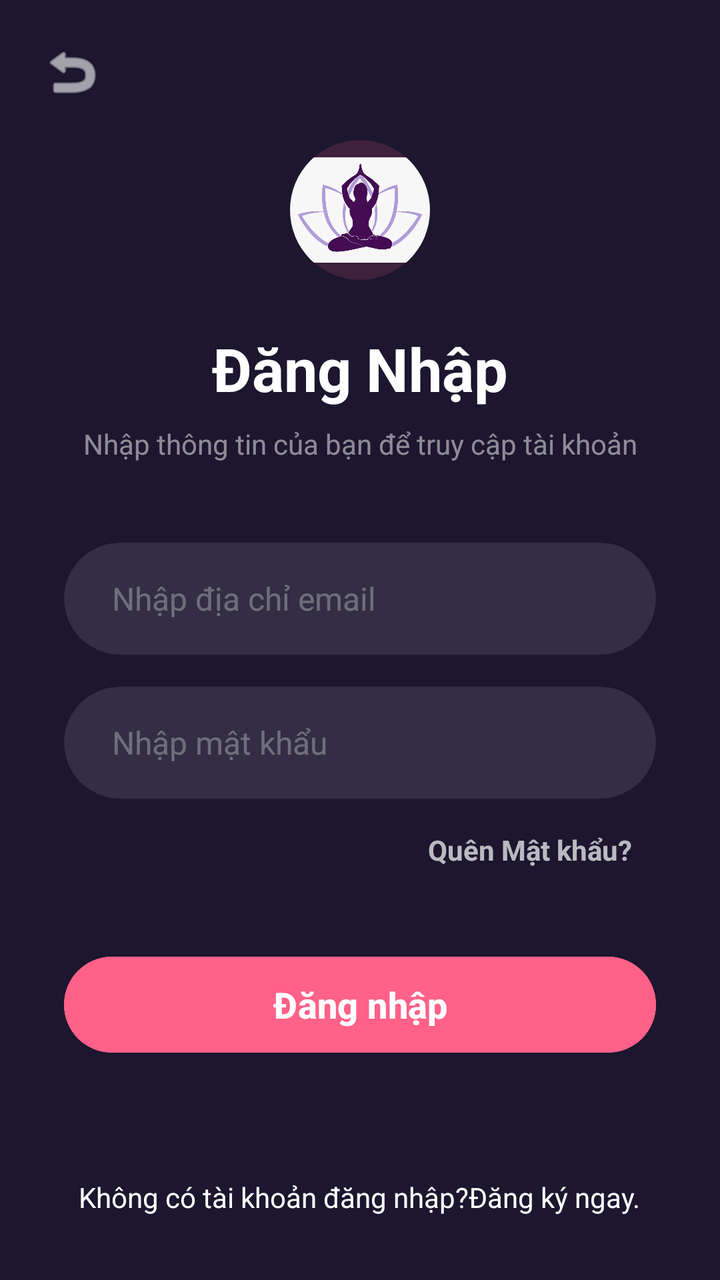
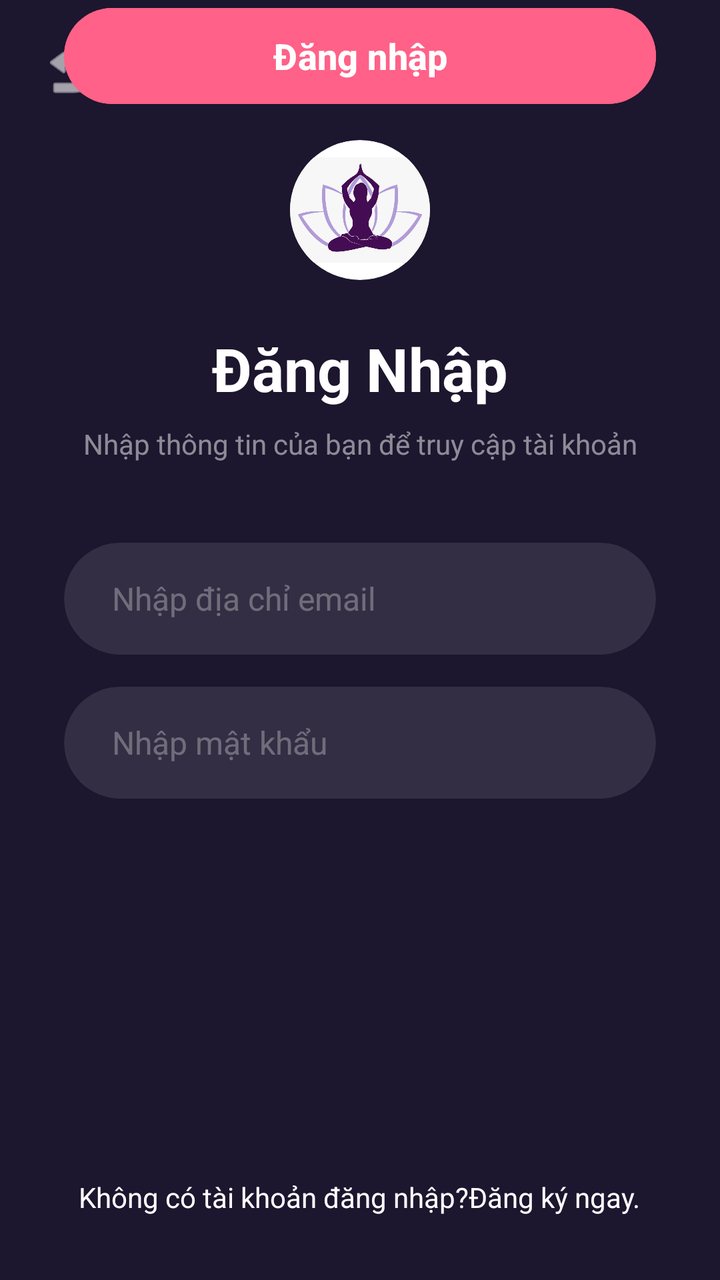

Before-and-after screenshots of an Android layout around one commit, followed by the original layout XML and the change that was made.
<!-- AndroidManifest.xml: application theme Theme.GiamCanApp -->
<!-- res/layout/login.xml -->
<?xml version="1.0" encoding="utf-8"?>
<androidx.constraintlayout.widget.ConstraintLayout xmlns:android="http://schemas.android.com/apk/res/android"
    xmlns:app="http://schemas.android.com/apk/res-auto"
    xmlns:tools="http://schemas.android.com/tools"
    android:layout_width="match_parent"
    android:layout_height="match_parent"
    android:background="@color/bg_main_purple">

    <ImageView
        android:id="@+id/btn_back"
        android:layout_width="32dp"
        android:layout_height="32dp"
        android:layout_marginStart="20dp"
        android:layout_marginTop="20dp"
        android:src="@android:drawable/ic_menu_revert"
        app:layout_constraintStart_toStartOf="parent"
        app:layout_constraintTop_toTopOf="parent"
        app:tint="#FFFFFF" />

    <androidx.cardview.widget.CardView
        android:id="@+id/card_avatar"
        android:layout_width="70dp"
        android:layout_height="70dp"
        android:layout_marginTop="70dp"
        app:cardBackgroundColor="#26FF6188"
        app:cardCornerRadius="35dp"
        app:cardElevation="0dp"
        app:layout_constraintEnd_toEndOf="parent"
        app:layout_constraintStart_toStartOf="parent"
        app:layout_constraintTop_toTopOf="parent">

        <ImageView
            android:id="@+id/imageView"
            android:layout_width="wrap_content"
            android:layout_height="wrap_content"
            app:srcCompat="@drawable/logo" />
    </androidx.cardview.widget.CardView>

    <TextView
        android:id="@+id/tvDN"
        android:layout_width="wrap_content"
        android:layout_height="wrap_content"
        android:layout_marginTop="24dp"
        android:text="Đăng Nhập"
        android:textColor="#FFFFFF"
        android:textSize="30sp"
        android:textStyle="bold"
        app:layout_constraintEnd_toEndOf="parent"
        app:layout_constraintStart_toStartOf="parent"
        app:layout_constraintTop_toBottomOf="@+id/card_avatar" />

    <TextView
        android:id="@+id/tv1"
        android:layout_width="wrap_content"
        android:layout_height="wrap_content"
        android:layout_marginTop="8dp"
        android:text="Nhập thông tin của bạn để truy cập tài khoản"
        android:textColor="#80FFFFFF"
        android:textSize="14sp"
        app:layout_constraintEnd_toEndOf="parent"
        app:layout_constraintStart_toStartOf="parent"
        app:layout_constraintTop_toBottomOf="@+id/tvDN" />

    <androidx.cardview.widget.CardView
        android:id="@+id/card_email"
        android:layout_width="0dp"
        android:layout_height="56dp"
        android:layout_marginHorizontal="32dp"
        android:layout_marginTop="40dp"
        app:cardBackgroundColor="#1AFFFFFF"
        app:cardCornerRadius="28dp"
        app:cardElevation="0dp"
        app:layout_constraintEnd_toEndOf="parent"
        app:layout_constraintStart_toStartOf="parent"
        app:layout_constraintTop_toBottomOf="@+id/tv1">

        <EditText
            android:id="@+id/edt_email"
            android:layout_width="match_parent"
            android:layout_height="match_parent"
            android:background="@android:color/transparent"
            android:hint="Nhập địa chỉ email"
            android:inputType="textEmailAddress"
            android:paddingHorizontal="24dp"
            android:textColor="#FFFFFF"
            android:textColorHint="#4DFFFFFF"
            android:textSize="16sp" />
    </androidx.cardview.widget.CardView>

    <androidx.cardview.widget.CardView
        android:id="@+id/card_password"
        android:layout_width="0dp"
        android:layout_height="56dp"
        android:layout_marginHorizontal="32dp"
        android:layout_marginTop="16dp"
        app:cardBackgroundColor="#1AFFFFFF"
        app:cardCornerRadius="28dp"
        app:cardElevation="0dp"
        app:layout_constraintEnd_toEndOf="parent"
        app:layout_constraintStart_toStartOf="parent"
        app:layout_constraintTop_toBottomOf="@+id/card_email">

        <EditText
            android:id="@+id/edt_password"
            android:layout_width="match_parent"
            android:layout_height="match_parent"
            android:background="@android:color/transparent"
            android:hint="Nhập mật khẩu"
            android:inputType="textPassword"
            android:paddingHorizontal="24dp"
            android:textColor="#FFFFFF"
            android:textColorHint="#4DFFFFFF"
            android:textSize="16sp" />
    </androidx.cardview.widget.CardView>

    <TextView
        android:id="@+id/tvQMK"
        android:layout_width="wrap_content"
        android:layout_height="wrap_content"
        android:layout_marginTop="16dp"
        android:layout_marginEnd="12dp"
        android:text="Quên Mật khẩu?"
        android:textColor="#B3FFFFFF"
        android:textSize="14sp"
        android:textStyle="bold"
        app:layout_constraintEnd_toEndOf="@+id/card_password"
        app:layout_constraintTop_toBottomOf="@+id/card_password" />

    <Button
        android:id="@+id/btn_sign_in"
        android:layout_width="0dp"
        android:layout_height="56dp"
        android:layout_marginHorizontal="32dp"
        android:layout_marginTop="40dp"
        android:backgroundTint="#FF6188"
        android:text="Đăng nhập"
        android:textColor="#FFFFFF"
        android:textSize="18sp"
        android:textStyle="bold"
        app:cornerRadius="28dp"
        app:layout_constraintEnd_toEndOf="parent"
        app:layout_constraintStart_toStartOf="parent"
        app:layout_constraintTop_toBottomOf="@+id/tvQMK" />

    <TextView
        android:id="@+id/tv_go_to_signup"
        android:layout_width="wrap_content"
        android:layout_height="wrap_content"
        android:layout_marginBottom="32dp"
        android:text="Không có tài khoản đăng nhập?Đăng ký ngay."
        android:textColor="@color/white"
        android:textSize="14sp"
        app:layout_constraintBottom_toBottomOf="parent"
        app:layout_constraintEnd_toEndOf="parent"
        app:layout_constraintHorizontal_bias="0.496"
        app:layout_constraintStart_toStartOf="parent" />

</androidx.constraintlayout.widget.ConstraintLayout>
<!-- resources referenced by this layout -->
<resources>
  <color name="bg_main_purple">#1C162E</color>
  <color name="white">#FFFFFFFF</color>
  <!-- drawable logo: jpg bitmap (drawable, 23923 bytes) -->
  <style name="Theme.GiamCanApp" parent="Base.Theme.GiamCanApp" />
  <style name="Base.Theme.GiamCanApp" parent="Theme.Material3.DayNight.NoActionBar">
          
          
      </style>
</resources>

<!-- the commit's change to res/layout/login.xml (unified diff, before → after) -->
@@ -22,7 +22,7 @@
         android:layout_width="70dp"
         android:layout_height="70dp"
         android:layout_marginTop="70dp"
-        app:cardBackgroundColor="#26FF6188"
+        app:cardBackgroundColor="@color/white"
         app:cardCornerRadius="35dp"
         app:cardElevation="0dp"
         app:layout_constraintEnd_toEndOf="parent"
@@ -31,8 +31,8 @@
 
         <ImageView
             android:id="@+id/imageView"
-            android:layout_width="wrap_content"
-            android:layout_height="wrap_content"
+            android:layout_width="match_parent"
+            android:layout_height="match_parent"
             app:srcCompat="@drawable/logo" />
     </androidx.cardview.widget.CardView>
 
@@ -113,25 +113,11 @@
             android:textSize="16sp" />
     </androidx.cardview.widget.CardView>
 
-    <TextView
-        android:id="@+id/tvQMK"
-        android:layout_width="wrap_content"
-        android:layout_height="wrap_content"
-        android:layout_marginTop="16dp"
-        android:layout_marginEnd="12dp"
-        android:text="Quên Mật khẩu?"
-        android:textColor="#B3FFFFFF"
-        android:textSize="14sp"
-        android:textStyle="bold"
-        app:layout_constraintEnd_toEndOf="@+id/card_password"
-        app:layout_constraintTop_toBottomOf="@+id/card_password" />
-
     <Button
         android:id="@+id/btn_sign_in"
         android:layout_width="0dp"
         android:layout_height="56dp"
         android:layout_marginHorizontal="32dp"
-        android:layout_marginTop="40dp"
         android:backgroundTint="#FF6188"
         android:text="Đăng nhập"
         android:textColor="#FFFFFF"
@@ -140,7 +126,7 @@
         app:cornerRadius="28dp"
         app:layout_constraintEnd_toEndOf="parent"
         app:layout_constraintStart_toStartOf="parent"
-        app:layout_constraintTop_toBottomOf="@+id/tvQMK" />
+        tools:layout_editor_absoluteY="475dp" />
 
     <TextView
         android:id="@+id/tv_go_to_signup"
